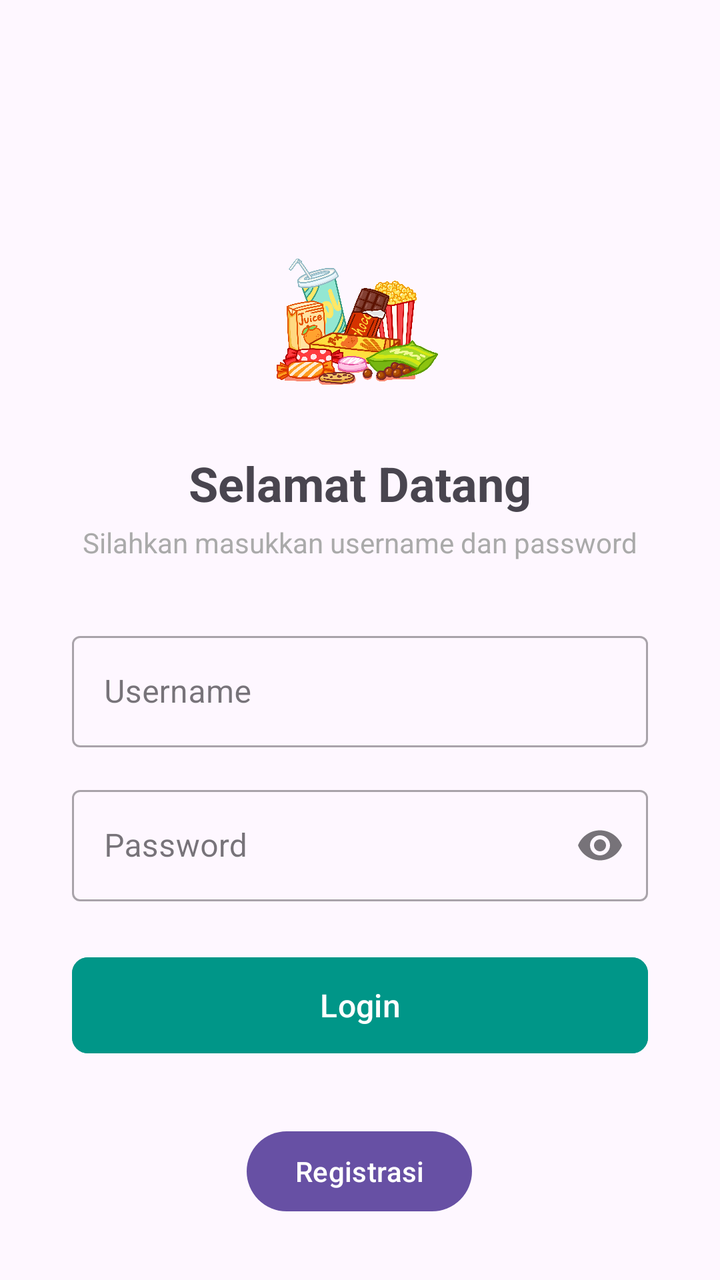
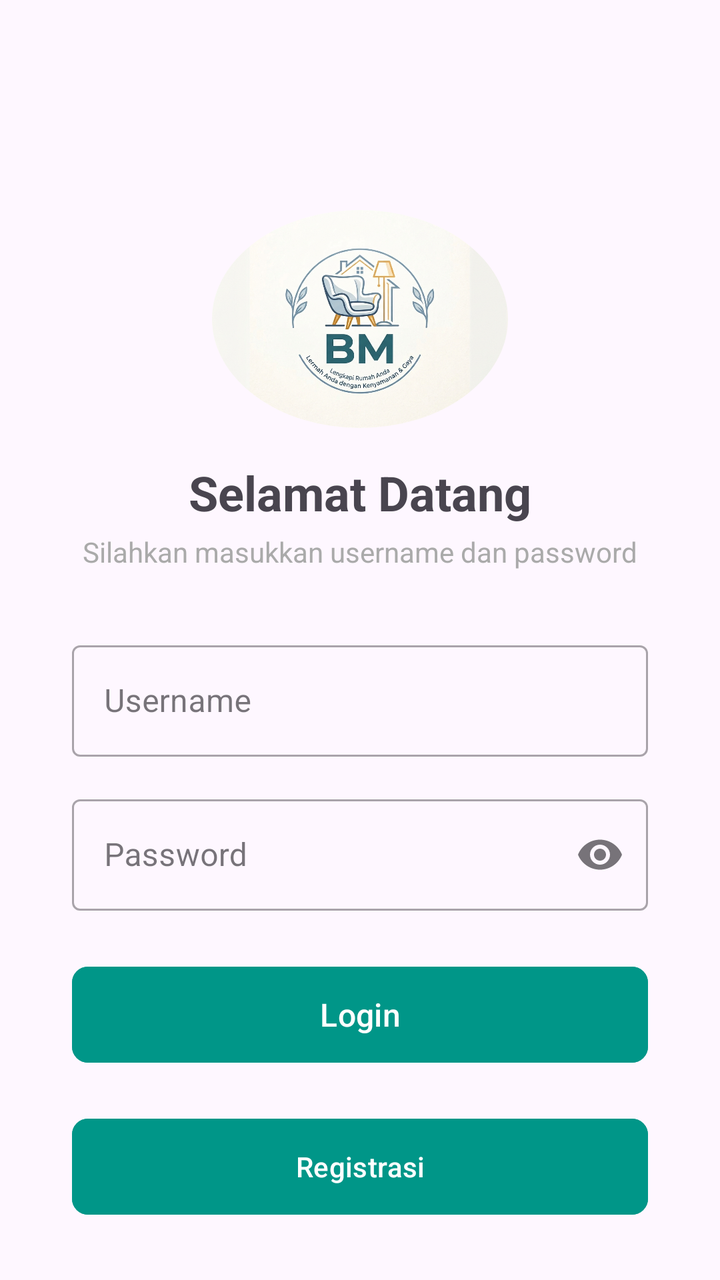

An Android layout rendered at two revisions. The XML below is the earlier revision; the diff shows what the commit changed to produce the second picture.
<!-- AndroidManifest.xml: application theme Theme.Netptunus_HAFIZ -->
<!-- res/layout/activity_auth.xml -->
<?xml version="1.0" encoding="utf-8"?>
<androidx.constraintlayout.widget.ConstraintLayout xmlns:android="http://schemas.android.com/apk/res/android"
    xmlns:app="http://schemas.android.com/apk/res-auto"
    xmlns:tools="http://schemas.android.com/tools"
    android:id="@+id/main"
    android:layout_width="match_parent"
    android:layout_height="match_parent"
    tools:context=".AuthActivity">

    <ImageView
        android:id="@+id/imgLogo"
        android:layout_width="100dp"
        android:layout_height="100dp"
        android:contentDescription="Logo"
        android:src="@drawable/snack"
        app:layout_constraintBottom_toTopOf="@id/tvTitle"
        app:layout_constraintEnd_toEndOf="parent"
        app:layout_constraintStart_toStartOf="parent"
        app:layout_constraintTop_toTopOf="parent"
        app:layout_constraintVertical_chainStyle="packed" />

    <TextView
        android:id="@+id/tvTitle"
        android:layout_width="wrap_content"
        android:layout_height="wrap_content"
        android:layout_marginTop="16dp"
        android:text="Selamat Datang"
        android:textSize="24sp"
        android:textStyle="bold"
        app:layout_constraintBottom_toTopOf="@id/tvSubtitle"
        app:layout_constraintEnd_toEndOf="parent"
        app:layout_constraintStart_toStartOf="parent"
        app:layout_constraintTop_toBottomOf="@id/imgLogo" />

    <TextView
        android:id="@+id/tvSubtitle"
        android:layout_width="wrap_content"
        android:layout_height="wrap_content"
        android:layout_marginTop="4dp"
        android:text="Silahkan masukkan username dan password"
        android:textColor="@android:color/darker_gray"
        android:textSize="14sp"
        app:layout_constraintBottom_toTopOf="@id/tilUsername"
        app:layout_constraintEnd_toEndOf="parent"
        app:layout_constraintStart_toStartOf="parent"
        app:layout_constraintTop_toBottomOf="@id/tvTitle" />

    <com.google.android.material.textfield.TextInputLayout
        android:id="@+id/tilUsername"
        style="@style/Widget.MaterialComponents.TextInputLayout.OutlinedBox"
        android:layout_width="0dp"
        android:layout_height="wrap_content"
        android:layout_marginStart="36dp"
        android:layout_marginEnd="36dp"
        android:layout_marginTop="32dp"
        android:hint="Username"
        app:layout_constraintBottom_toTopOf="@id/tilPassword"
        app:layout_constraintEnd_toEndOf="parent"
        app:layout_constraintStart_toStartOf="parent"
        app:layout_constraintTop_toBottomOf="@id/tvSubtitle">

        <com.google.android.material.textfield.TextInputEditText
            android:id="@+id/etUsername"
            android:layout_width="match_parent"
            android:layout_height="wrap_content"
            android:inputType="text"
            android:maxLines="1" />
    </com.google.android.material.textfield.TextInputLayout>

    <com.google.android.material.textfield.TextInputLayout
        android:id="@+id/tilPassword"
        style="@style/Widget.MaterialComponents.TextInputLayout.OutlinedBox"
        android:layout_width="0dp"
        android:layout_height="wrap_content"
        android:layout_marginStart="36dp"
        android:layout_marginEnd="36dp"
        android:layout_marginTop="16dp"
        android:hint="Password"
        app:endIconMode="password_toggle"
        app:layout_constraintBottom_toTopOf="@id/btnLogin"
        app:layout_constraintEnd_toEndOf="parent"
        app:layout_constraintStart_toStartOf="parent"
        app:layout_constraintTop_toBottomOf="@id/tilUsername">

        <com.google.android.material.textfield.TextInputEditText
            android:id="@+id/etPassword"
            android:layout_width="match_parent"
            android:layout_height="wrap_content"
            android:inputType="textPassword"
            android:maxLines="1" />
    </com.google.android.material.textfield.TextInputLayout>

    <com.google.android.material.button.MaterialButton
        android:id="@+id/btnLogin"
        android:layout_width="0dp"
        android:layout_height="56dp"
        android:layout_marginStart="36dp"
        android:layout_marginTop="24dp"
        android:layout_marginEnd="36dp"
        android:backgroundTint="@color/hijau"
        android:text="Login"
        android:textSize="16sp"
        app:cornerRadius="8dp"
        app:layout_constraintBottom_toBottomOf="parent"
        app:layout_constraintEnd_toEndOf="parent"
        app:layout_constraintStart_toStartOf="parent"
        app:layout_constraintTop_toBottomOf="@id/tilPassword" />

    <Button
        android:id="@+id/btnRegister"
        android:layout_width="wrap_content"
        android:layout_height="wrap_content"
        android:layout_marginTop="31dp"
        android:text="Registrasi"
        app:layout_constraintEnd_toEndOf="parent"
        app:layout_constraintHorizontal_bias="0.498"
        app:layout_constraintStart_toStartOf="parent"
        app:layout_constraintTop_toBottomOf="@+id/btnLogin" />

</androidx.constraintlayout.widget.ConstraintLayout>
<!-- resources referenced by this layout -->
<resources>
  <color name="hijau">#009688</color>
  <!-- drawable snack: png bitmap (drawable, 725125 bytes) -->
  <style name="Theme.Netptunus_HAFIZ" parent="Base.Theme.Netptunus_HAFIZ" />
  <style name="Base.Theme.Netptunus_HAFIZ" parent="Theme.Material3.DayNight.NoActionBar">
          
          
      </style>
</resources>

<!-- the commit's change to res/layout/activity_auth.xml (unified diff, before → after) -->
@@ -9,10 +9,13 @@
 
     <ImageView
         android:id="@+id/imgLogo"
-        android:layout_width="100dp"
-        android:layout_height="100dp"
+        android:layout_width="148dp"
+        android:layout_height="109dp"
         android:contentDescription="Logo"
-        android:src="@drawable/snack"
+        android:src="@drawable/logo"
+        android:scaleType="centerCrop"
+        android:background="@drawable/circle_bg"
+        android:clipToOutline="true"
         app:layout_constraintBottom_toTopOf="@id/tvTitle"
         app:layout_constraintEnd_toEndOf="parent"
         app:layout_constraintStart_toStartOf="parent"
@@ -108,10 +111,14 @@
 
     <Button
         android:id="@+id/btnRegister"
-        android:layout_width="wrap_content"
-        android:layout_height="wrap_content"
-        android:layout_marginTop="31dp"
+        android:layout_width="0dp"
+        android:layout_height="56dp"
+        android:layout_marginStart="36dp"
+        android:layout_marginTop="20dp"
+        android:layout_marginEnd="36dp"
+        android:backgroundTint="@color/hijau"
         android:text="Registrasi"
+        app:cornerRadius="8dp"
         app:layout_constraintEnd_toEndOf="parent"
         app:layout_constraintHorizontal_bias="0.498"
         app:layout_constraintStart_toStartOf="parent"
<!-- resource entries referenced after the edit -->
@@ -1,7 +1,15 @@
 <!-- resources referenced by this layout -->
 <resources>
   <color name="hijau">#009688</color>
-  <!-- drawable snack: png bitmap (drawable, 725125 bytes) -->
+  <!-- drawable circle_bg (drawable) -->
+  <?xml version="1.0" encoding="utf-8"?>
+  <shape xmlns:android="http://schemas.android.com/apk/res/android"
+      android:shape="oval">
+  
+      <solid android:color="#FFFFFF"/>
+  
+  </shape>
+  <!-- drawable logo: jpg bitmap (drawable, 524666 bytes) -->
   <style name="Theme.Netptunus_HAFIZ" parent="Base.Theme.Netptunus_HAFIZ" />
   <style name="Base.Theme.Netptunus_HAFIZ" parent="Theme.Material3.DayNight.NoActionBar">
           
